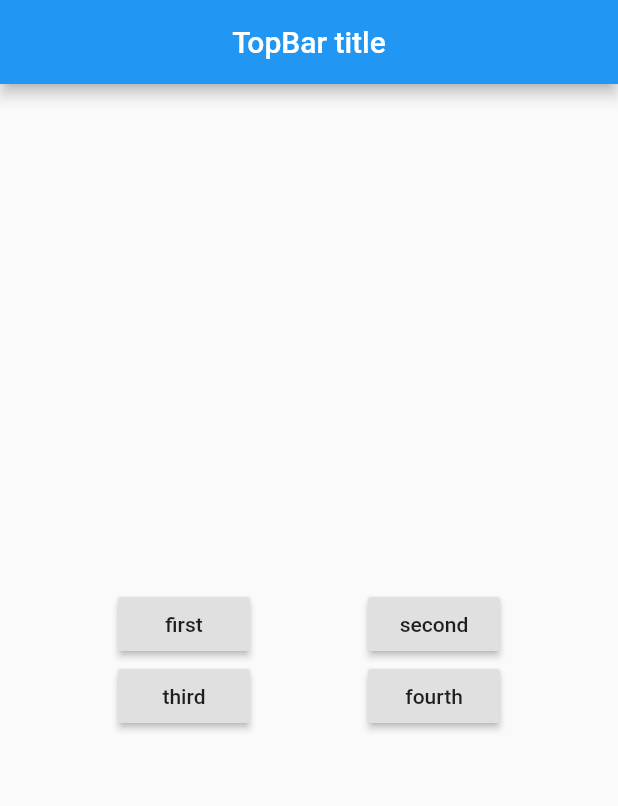
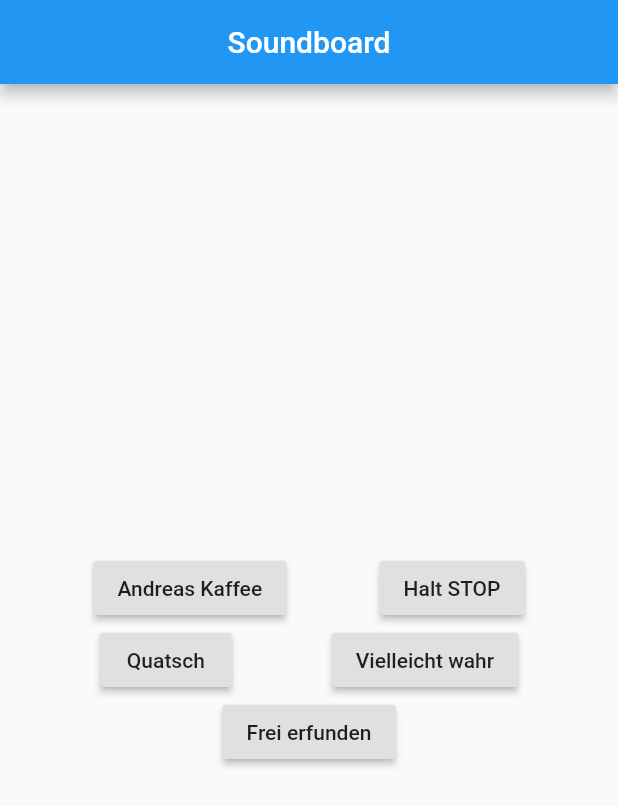
Before and after one commit to JManke91/Soundboard_Flutter, a Flutter app: the screen it shows after launch, on a phone screen of 412 x 824 dp. Shown: the top 806 px of the screen. Run offline on Flutter 3.47's test engine with Material 2 defaults, Android fonts, the phone set to English and light mode, and no system bars; our stand-ins replace audioplayers.

Commit message:
button functionality

```diff
--- a/lib/main.dart
+++ b/lib/main.dart
@@ -1,4 +1,8 @@
+import 'package:audioplayers/audio_cache.dart';
+import 'package:audioplayers/audioplayers.dart';
+
 import 'package:flutter/material.dart';
+import 'package:audioplayers/audioplayers.dart';
 
 void main() {
   runApp(MaterialApp(
@@ -7,12 +11,46 @@ void main() {
 }
 
 class Home extends StatelessWidget {
+
+  AudioCache cache = new AudioCache();
+  AudioPlayer player;
+
+  void _play(String argument) async{
+    _stopFile();
+    player = await cache.play(argument);
+  }
+
+  void _stopFile() {
+    player?.stop();
+  }
+
+  /// TODO: Make private
+  void kaffeeButtonPressed() {
+    _play('andreas_kaffee.mp3');
+  }
+
+  void haltStopButtonPressed() {
+    _play('andreas_halt_stop.mp3');
+  }
+
+  void quatschButtonPressed() {
+    _play('quatsch.mp3');
+  }
+
+  void vielleichtWahrButtonPressed() {
+    _play('x_faktor_vielleicht_wahr.mp3');
+  }
+
+  void freiErfundenButtonPressed() {
+    _play('x_faktor_geschichte_frei_erfunden.mp3');
+  }
+
   @override
   Widget build(BuildContext context) {
     return Scaffold(
         appBar: AppBar(
           centerTitle: true,
-          title: Text('TopBar title'),
+          title: Text('Soundboard'),
         ),
         body: Column(
           mainAxisAlignment: MainAxisAlignment.center,
@@ -23,14 +61,14 @@ class Home extends StatelessWidget {
               children: [
                 RaisedButton(
                     onPressed: () {
-                      // do something
+                      kaffeeButtonPressed();
                     },
-                    child: Text('first')),
+                    child: Text('Andreas Kaffee')),
                 RaisedButton(
                     onPressed: () {
-                      // do something
+                      haltStopButtonPressed();
                     },
-                    child: Text('second')),
+                    child: Text('Halt STOP')),
               ],
             ),
             Row(
@@ -39,14 +77,26 @@ class Home extends StatelessWidget {
               children: [
                 RaisedButton(
                     onPressed: () {
-                      // do something
+                      quatschButtonPressed();
                     },
-                    child: Text('third')),
+                    child: Text('Quatsch')),
                 RaisedButton(
                     onPressed: () {
-                      // do something
+                      vielleichtWahrButtonPressed();
                     },
-                    child: Text('fourth')),
+                    child: Text('Vielleicht wahr')),
+              ],
+            ),
+            Row(
+              mainAxisAlignment: MainAxisAlignment.spaceEvenly,
+              crossAxisAlignment: CrossAxisAlignment.center,
+              children: [
+                RaisedButton(
+                  onPressed: () {
+                    freiErfundenButtonPressed();
+                  },
+                  child: Text('Frei erfunden'),
+                ),
               ],
             )
           ],
```
Also changed, not shown: pubspec.yaml (+4 -3 lines), 11 other files.
